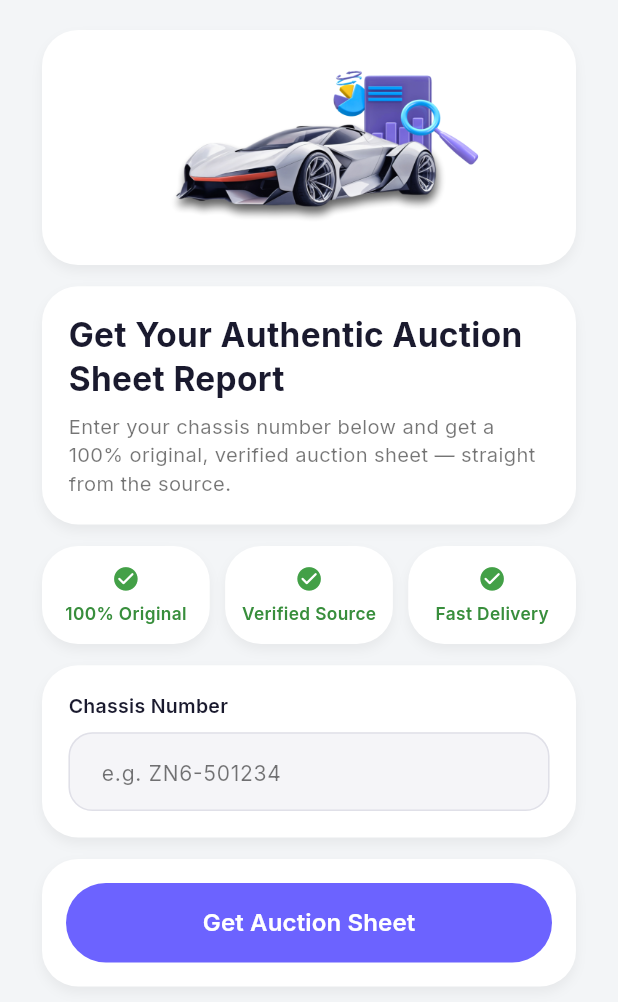
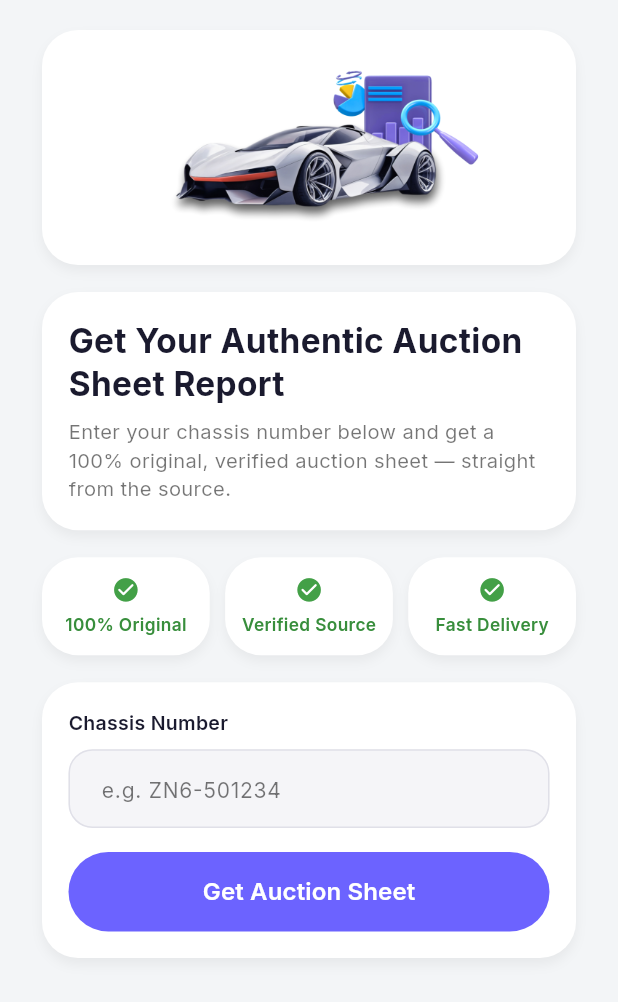
Before and after one commit to asifkhanzad-create/auction_sheet, a Flutter app: the NewRequestScreen screen opened directly, on a phone screen of 412 x 824 dp. Shown: the top 1002 px of the screen. Run offline on Flutter 3.47's test engine with Material 3 defaults, Android fonts, the phone set to English and light mode, and no system bars; our stand-ins replace cloud_firestore, file_picker, firebase_auth, firebase_core, flutter_svg, google_fonts and 3 more; missing offline and left inert: pdfx; accounts and stored records are empty.

Commit message:
new request screen vertical gap changes

```diff
--- a/lib/screens/new_request_screen.dart
+++ b/lib/screens/new_request_screen.dart
@@ -13,6 +13,7 @@ typedef _BentoSpec = ({
   double heroHeight,
   double gap,
   double gapInner,
+  double verticalGap,
   double tilePadding,
   double titleSize,
   double titleSpacing,
@@ -108,6 +109,7 @@ class _NewRequestScreenState extends State<NewRequestScreen> {
       heroHeight: _scale(viewportHeight, 100, 180) * s,
       gap: _scale(viewportHeight, 10, 16) * s,
       gapInner: _scale(viewportHeight, 6, 12) * s,
+      verticalGap: 18 * s,
       tilePadding: _scale(viewportHeight, 12, 20) * s,
       titleSize: _scale(viewportHeight, 18, 24) * s,
       titleSpacing: _scale(viewportHeight, 5, 10) * s,
@@ -211,7 +213,7 @@ class _NewRequestScreenState extends State<NewRequestScreen> {
                   crossAxisAlignment: CrossAxisAlignment.stretch,
                   children: [
                     _heroTile(spec),
-                    SizedBox(height: spec.gap),
+                    SizedBox(height: spec.verticalGap),
                     if (wide)
                       Row(
                         crossAxisAlignment: CrossAxisAlignment.center,
@@ -223,9 +225,9 @@ class _NewRequestScreenState extends State<NewRequestScreen> {
                             child: Column(
                               children: [
                                 _trustTile('100% Original', spec),
-                                SizedBox(height: spec.gapInner),
+                                SizedBox(height: spec.verticalGap),
                                 _trustTile('Verified Source', spec),
-                                SizedBox(height: spec.gapInner),
+                                SizedBox(height: spec.verticalGap),
                                 _trustTile('Fast Delivery', spec),
                               ],
                             ),
@@ -234,7 +236,7 @@ class _NewRequestScreenState extends State<NewRequestScreen> {
                       )
                     else ...[
                       _titleTile(spec),
-                      SizedBox(height: spec.gap),
+                      SizedBox(height: spec.verticalGap),
                       Row(
                         children: [
                           Expanded(child: _trustTile('100% Original', spec)),
@@ -245,10 +247,8 @@ class _NewRequestScreenState extends State<NewRequestScreen> {
                         ],
                       ),
                     ],
-                    SizedBox(height: spec.gap),
-                    _inputTile(spec),
-                    SizedBox(height: spec.gap),
-                    _ctaTile(spec),
+                    SizedBox(height: spec.verticalGap),
+                    _inputAndCtaTile(spec),
                   ],
                 ),
               ),
@@ -374,9 +374,8 @@ class _NewRequestScreenState extends State<NewRequestScreen> {
     );
   }
 
-  /// Input tile — adds a real visible label (placeholder-only inputs are
-  /// a High-severity UX-guideline violation) and submits on keyboard done.
-  Widget _inputTile(_BentoSpec spec) {
+  /// Input + CTA combined tile — single bento card with label, field, and button.
+  Widget _inputAndCtaTile(_BentoSpec spec) {
     return _bentoTile(
       padding: EdgeInsets.all(spec.tilePadding),
       child: Column(
@@ -420,17 +419,8 @@ class _NewRequestScreenState extends State<NewRequestScreen> {
               ),
             ),
           ),
-        ],
-      ),
-    );
-  }
-
-  /// CTA tile — height comes from the continuous spec, so the
-  /// text↔spinner swap never shifts layout.
-  Widget _ctaTile(_BentoSpec spec) {
-    return _bentoTile(
-      padding: const EdgeInsets.all(16),
-      child: SizedBox(
+          const SizedBox(height: 16),
+          SizedBox(
             width: double.infinity,
             height: spec.ctaHeight,
             child: ElevatedButton(
@@ -456,6 +446,8 @@ class _NewRequestScreenState extends State<NewRequestScreen> {
                     ),
             ),
           ),
+        ],
+      ),
     );
   }
 }
```
Lines whose indentation alone changed are shown as unchanged.
